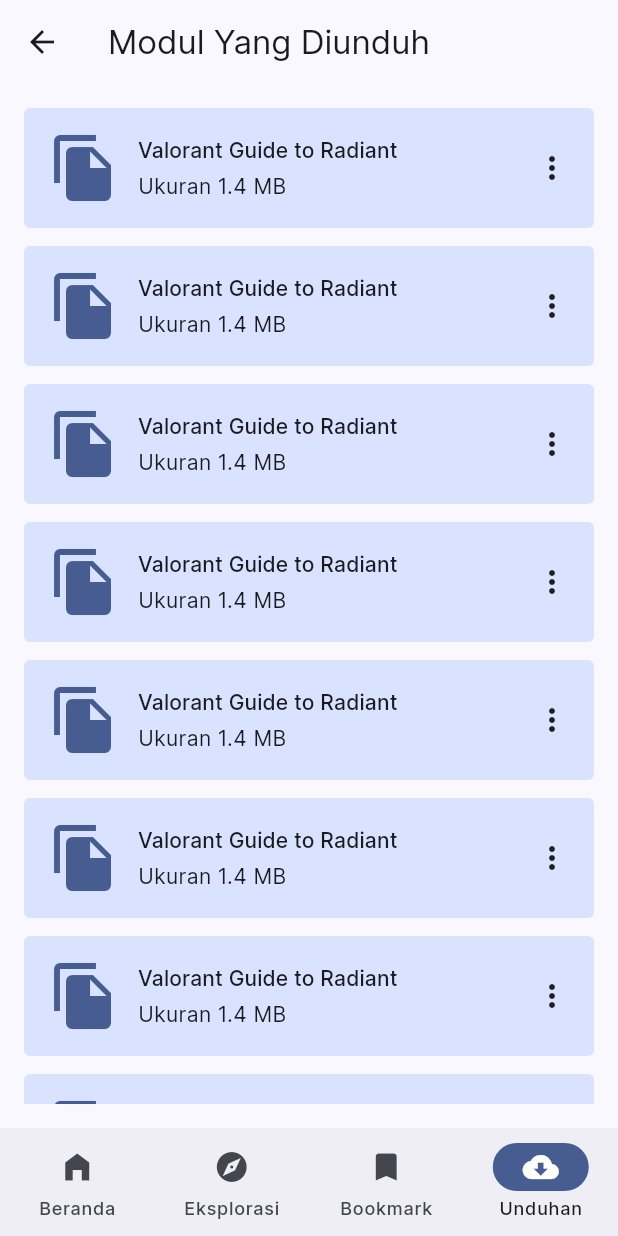
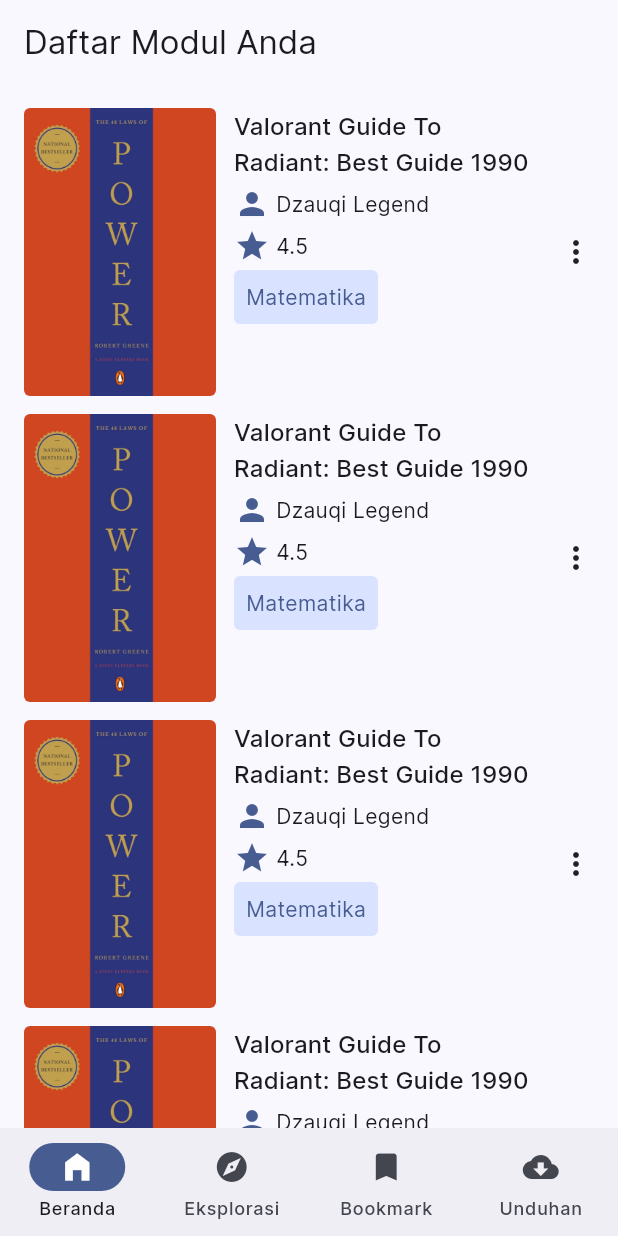
Before and after one commit to Rajar01/sidul, a Flutter app: the screen it shows after launch, on a phone screen of 412 x 824 dp. Run offline on Flutter 3.47's test engine with Material 3 defaults, Android fonts, the phone set to English and light mode, and no system bars; our stand-ins replace dropdown_search, file_picker, flutter_riverpod, freezed_annotation, riverpod_annotation; missing offline and left inert: flutter_verification_code; generated files the repository leaves out were written again.

Commit message:
feat: add module upload feature (just the ui)

```diff
--- /dev/null
+++ b/lib/features/module_upload/screens/uploaded_module_screen.dart
@@ -0,0 +1,165 @@
+import 'package:flutter/cupertino.dart';
+import 'package:flutter/material.dart';
+
+class UploadedModuleScreen extends StatefulWidget {
+  const UploadedModuleScreen({super.key});
+
+  @override
+  State<UploadedModuleScreen> createState() => _UploadedModuleScreenState();
+}
+
+class _UploadedModuleScreenState extends State<UploadedModuleScreen> {
+  @override
+  Widget build(BuildContext context) {
+    final theme = Theme.of(context);
+
+    return Scaffold(
+      appBar: AppBar(
+        title: const Text("Daftar Modul Anda"),
+        scrolledUnderElevation: 0,
+      ),
+      bottomNavigationBar: NavigationBar(
+        surfaceTintColor: theme.colorScheme.onPrimary,
+        height: 72,
+        indicatorColor: theme.colorScheme.primary,
+        selectedIndex: 0,
+        destinations: [
+          NavigationDestination(
+            selectedIcon: Icon(
+              Icons.home_filled,
+              color: theme.colorScheme.onPrimary,
+            ),
+            icon: const Icon(Icons.home_filled),
+            label: "Beranda",
+          ),
+          NavigationDestination(
+            selectedIcon: Icon(
+              Icons.explore,
+              color: theme.colorScheme.onPrimary,
+            ),
+            icon: Icon(Icons.explore),
+            label: "Eksplorasi",
+          ),
+          NavigationDestination(
+            selectedIcon: Icon(
+              Icons.bookmark,
+              color: theme.colorScheme.onPrimary,
+            ),
+            icon: Icon(Icons.bookmark),
+            label: "Bookmark",
+          ),
+          NavigationDestination(
+            selectedIcon: Icon(
+              Icons.cloud_download,
+              color: theme.colorScheme.onPrimary,
+            ),
+            icon: Icon(Icons.cloud_download),
+            label: "Unduhan",
+          )
+        ],
+      ),
+      body: ListView.separated(
+        padding: const EdgeInsets.all(16),
+        itemCount: 10,
+        separatorBuilder: (context, index) => const SizedBox(height: 12),
+        itemBuilder: (context, index) => SizedBox(
+          // Image height
+          height: 192,
+          child: Row(
+            crossAxisAlignment: CrossAxisAlignment.stretch,
+            children: [
+              ClipRRect(
+                borderRadius: const BorderRadius.all(Radius.circular(4.0)),
+                child: Image.asset(
+                  "assets/images/book_cover_1.jpeg",
+                  // Image width
+                  width: 128,
+                  fit: BoxFit.fill,
+                ),
+              ),
+              const SizedBox(width: 12),
+              Expanded(
+                child: Column(
+                  crossAxisAlignment: CrossAxisAlignment.start,
+                  children: [
+                    Text(
+                      "Valorant Guide To Radiant: Best Guide 1990",
+                      style: theme.textTheme.titleMedium,
+                      maxLines: 2,
+                      overflow: TextOverflow.ellipsis,
+                    ),
+                    const SizedBox(height: 4),
+                    Row(
+                      children: [
+                        Icon(
+                          Icons.person,
+                          color: theme.colorScheme.primary,
+                        ),
+                        const SizedBox(width: 4),
+                        Text(
+                          "Dzauqi Legend",
+                          style: theme.textTheme.bodyMedium,
+                        ),
+                      ],
+                    ),
+                    const SizedBox(height: 4),
+                    Row(
+                      children: [
+                        Icon(
+                          Icons.star,
+                          color: theme.colorScheme.primary,
+                        ),
+                        const SizedBox(width: 4),
+                        Text(
+                          "4.5",
+                          style: theme.textTheme.bodyMedium,
+                        ),
+                      ],
+                    ),
+                    const SizedBox(height: 4),
+                    Container(
+                      padding: const EdgeInsets.all(8),
+                      decoration: BoxDecoration(
+                        color: theme.colorScheme.primaryContainer,
+                        borderRadius: const BorderRadius.all(
+                          Radius.circular(4),
+                        ),
+                      ),
+                      child: Text(
+                        "Matematika",
+                        style: theme.textTheme.bodyMedium!.copyWith(
+                          color: theme.colorScheme.primary,
+                        ),
+                      ),
+                    ),
+                  ],
+                ),
+              ),
+              const SizedBox(width: 12),
+              GestureDetector(
+                onTap: () {
+                  showCupertinoModalPopup(
+                    context: context,
+                    builder: (context) => CupertinoActionSheet(
+                      actions: [
+                        CupertinoActionSheetAction(
+                          onPressed: () {},
+                          child: const Text("Hapus Modul"),
+                        ),
+                        CupertinoActionSheetAction(
+                          onPressed: () {},
+                          child: const Text("Edit"),
+                        ),
+                      ],
+                    ),
+                  );
+                },
+                child: const Icon(Icons.more_vert),
+              )
+            ],
+          ),
+        ),
+      ),
+    );
+  }
+}
--- a/lib/main.dart
+++ b/lib/main.dart
@@ -12,6 +12,9 @@ import 'package:sidul/features/module/screens/module_discussion_screen.dart';
 import 'package:sidul/features/module/screens/module_review_screen.dart';
 import 'package:sidul/features/module/screens/module_screen.dart';
 import 'package:sidul/features/module/screens/search_result_screen.dart';
+import 'package:sidul/features/module_upload/screens/module_upload_screen.dart';
+import 'package:sidul/features/module_upload/screens/module_upload_success_screen.dart';
+import 'package:sidul/features/module_upload/screens/uploaded_module_screen.dart';
 
 void main() {
   runApp(const ProviderScope(child: MyApp()));
@@ -34,7 +37,7 @@ class MyApp extends StatelessWidget {
         useMaterial3: true,
       ),
       home: const SafeArea(
-        child: DonwloadedModuleScreen(),
+        child: UploadedModuleScreen(),
       ),
     );
   }
--- a/pubspec.yaml
+++ b/pubspec.yaml
@@ -22,6 +22,7 @@ dependencies:
   filter_list: ^1.0.3
   dropdown_search: ^5.0.6
   flutter_verification_code: ^1.1.7
+  file_picker: ^8.0.5
 dev_dependencies:
   flutter_test:
     sdk: flutter
```
Also changed, not shown: lib/features/module_upload/screens/module_upload_screen.dart (added, +191 -0 lines), lib/features/module_upload/screens/module_upload_success_screen.dart (added, +49 -0 lines), assets/images/success_upload_module.png (added), pubspec.lock.
